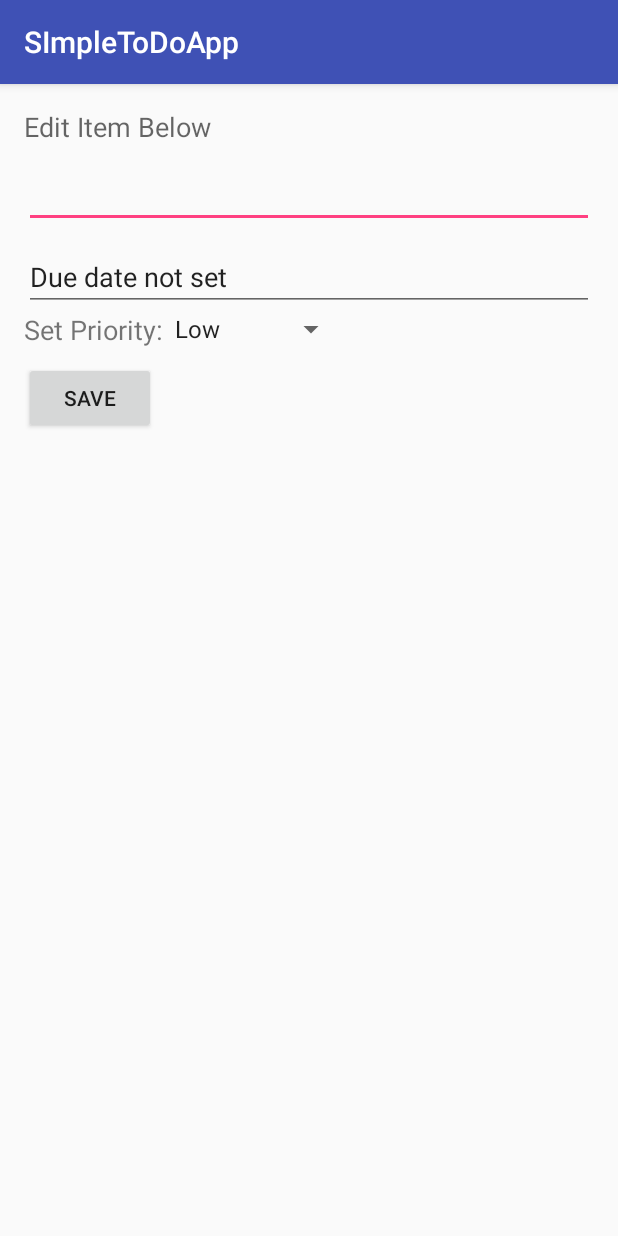
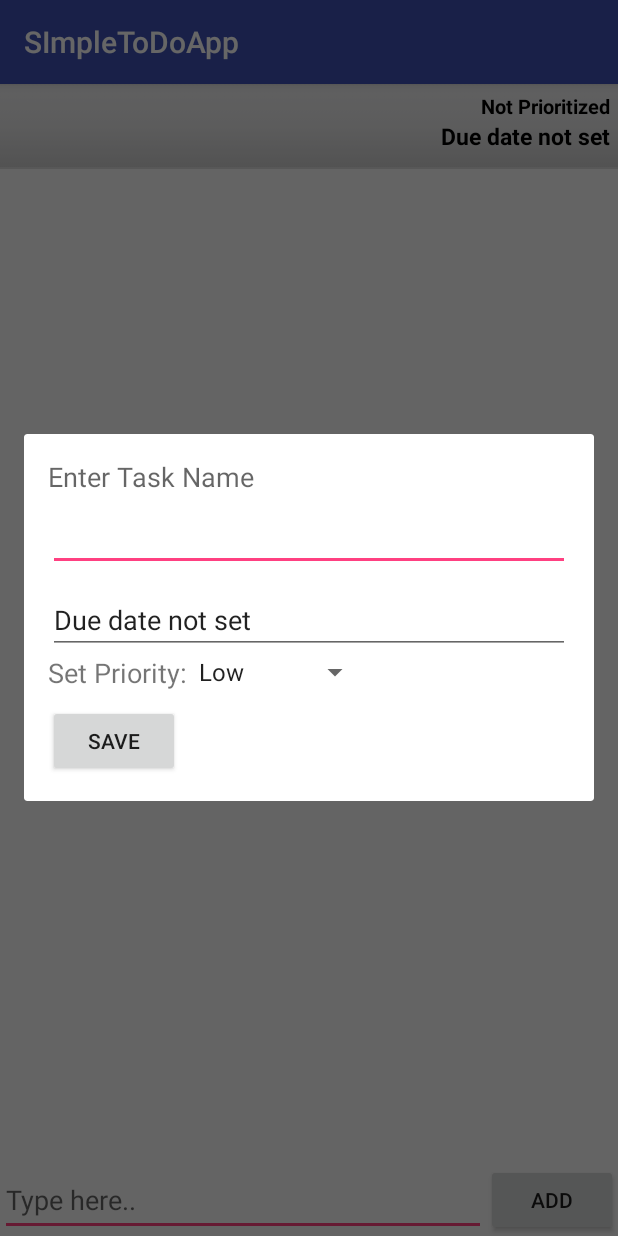
Before and after one commit to nirajpatel2402/Android-Bootcamp-ToDoApp, an Android app: the screen it shows after launch (EditItemActivity before the commit, MainActivity after it), after a tap on "Due date not set", on a phone screen of 412 x 824 dp. Run offline under Robolectric (Android 15) with nearby library versions, the phone set to English and light mode, and no system bars; 1 other tap on this screen came first.

Commit message:
Dialog Fragment Update

```diff
--- a/app/src/main/java/com/npatel/simpletodoapp/EditItemActivity.java
+++ b/app/src/main/java/com/npatel/simpletodoapp/EditItemActivity.java
@@ -99,7 +99,6 @@ public class EditItemActivity extends AppCompatActivity implements View.OnClickL
     @Override
     public void onClick(View v) {
         Intent i = new Intent();
-        String p;
         dbHelper.updateRecord(position, etTodo.getText().toString(), etDueDate.getText().toString(),String.valueOf(pList.getSelectedItemPosition()));
         setResult(200, i);
         finish();
--- /dev/null
+++ b/app/src/main/java/com/npatel/simpletodoapp/EditItemDialogFragment.java
@@ -0,0 +1,146 @@
+package com.npatel.simpletodoapp;
+
+import android.app.DatePickerDialog;
+import android.os.Bundle;
+import android.support.annotation.Nullable;
+import android.support.v4.app.DialogFragment;
+import android.view.KeyEvent;
+import android.view.LayoutInflater;
+import android.view.MotionEvent;
+import android.view.View;
+import android.view.ViewGroup;
+import android.view.WindowManager;
+import android.widget.AdapterView;
+import android.widget.ArrayAdapter;
+import android.widget.Button;
+import android.widget.DatePicker;
+import android.widget.EditText;
+import android.widget.Spinner;
+
+import java.util.ArrayList;
+import java.util.Calendar;
+import java.util.List;
+
+public class EditItemDialogFragment extends DialogFragment{
+
+    EditText etTodoName, etDueDate;
+    Button bSave;
+    Calendar calendar;
+    int year, month, day, position, id;
+    DbHelper dbHelper;
+    Spinner pList;
+    ArrayAdapter<String> dataAdapter;
+
+    public interface EditToDoListener {
+        void onFinishEditDialog(int position, int id, String todoName, String dueDate, String priority);
+    }
+
+
+    public EditItemDialogFragment() {
+
+    }
+
+    public static EditItemDialogFragment newInstance(String title, int position, int id, String todoName, String dueDate, String priority) {
+        EditItemDialogFragment frag = new EditItemDialogFragment();
+        Bundle args = new Bundle();
+        args.putString("title", title);
+        args.putString("todoName", todoName);
+        args.putInt("id", id);
+        args.putInt("position", position);
+        args.putString("dueDate", dueDate);
+        args.putString("priority", priority);
+        frag.setArguments(args);
+        return frag;
+    }
+
+    @Nullable
+    @Override
+    public View onCreateView(LayoutInflater inflater, @Nullable ViewGroup container, @Nullable Bundle savedInstanceState) {
+        return inflater.inflate(R.layout.activity_edit_item, container);
+    }
+
+    @Override
+    public void onViewCreated(View view, @Nullable Bundle savedInstanceState) {
+        super.onViewCreated(view, savedInstanceState);
+        etTodoName = (EditText) view.findViewById(R.id.editTodo);
+        bSave = (Button) view.findViewById(R.id.bEdit);
+        etDueDate = (EditText) view.findViewById(R.id.editDueDate);
+        dbHelper = new DbHelper(getActivity());
+        pList = (Spinner) view.findViewById(R.id.priority);
+
+        calendar = Calendar.getInstance();
+        year = calendar.get(Calendar.YEAR);
+        month = calendar.get(Calendar.MONTH);
+        day = calendar.get(Calendar.DAY_OF_MONTH);
+
+        List<String> categories = new ArrayList<>();
+        categories.add("High");
+        categories.add("Medium");
+        categories.add("Low");
+
+        String todoTitle = getArguments().getString("title", "Undefined");
+        String todoName = getArguments().getString("todoName", "Undefined");
+        String priority = getArguments().getString("priority", "Undefined");
+        String dueDate = getArguments().getString("dueDate", "Undefined");
+        getDialog().setTitle(todoTitle);
+        etDueDate.setText(dueDate);
+        id = getArguments().getInt("id");
+        position = getArguments().getInt("position");
+        dataAdapter = new ArrayAdapter<String>(getActivity(), android.R.layout.simple_spinner_item, categories);
+        dataAdapter.setDropDownViewResource(android.R.layout.simple_spinner_dropdown_item);
+        pList.setAdapter(dataAdapter);
+        if(priority.equals("0")){
+            pList.setSelection(0);
+        }else if(priority.equals("1")){
+            pList.setSelection(1);
+        }else if(priority.equals("2")){
+            pList.setSelection(2);
+        }else {
+            pList.setSelection(2);
+        }
+        dataAdapter.notifyDataSetChanged();
+        etTodoName.setText(todoName);
+        etDueDate.setOnTouchListener(new View.OnTouchListener() {
+            @Override
+            public boolean onTouch(View v, MotionEvent event) {
+                if(event.getAction() == MotionEvent.ACTION_DOWN){
+                    DatePickerDialog dp = new DatePickerDialog(getActivity(), myDateListener, year, month, day);
+                    dp.show();
+                }
+                return true;
+            }
+        });
+        bSave.setOnClickListener(new View.OnClickListener() {
+            @Override
+            public void onClick(View v) {
+                EditToDoListener listener = (EditToDoListener) getActivity();
+                dbHelper.updateRecord(id, etTodoName.getText().toString(), etDueDate.getText().toString(),String.valueOf(pList.getSelectedItemPosition()));
+                listener.onFinishEditDialog(position, id, etTodoName.getText().toString(), etDueDate.getText().toString(), String.valueOf(pList.getSelectedItemPosition()));
+                dismiss();
+            }
+        });
+        pList.setOnItemSelectedListener(new AdapterView.OnItemSelectedListener() {
+            @Override
+            public void onItemSelected(AdapterView<?> parent, View view, int position, long id) {
+                String item = parent.getItemAtPosition(position).toString();
+            }
+
+            @Override
+            public void onNothingSelected(AdapterView<?> parent) {
+
+            }
+        });
+
+//        getDialog().getWindow().setSoftInputMode(WindowManager.LayoutParams.SOFT_INPUT_STATE_VISIBLE);
+
+    }
+    public DatePickerDialog.OnDateSetListener myDateListener = new DatePickerDialog.OnDateSetListener() {
+        @Override
+        public void onDateSet(DatePicker arg0, int arg1, int arg2, int arg3) {
+            showDate(arg1, arg2+1, arg3);
+        }
+    };
+    private void showDate(int year, int month, int day) {
+        etDueDate.setText(new StringBuilder().append(month).append("/").append(day).append("/").append(year));
+    }
+}
--- a/app/src/main/java/com/npatel/simpletodoapp/MainActivity.java
+++ b/app/src/main/java/com/npatel/simpletodoapp/MainActivity.java
@@ -2,6 +2,7 @@ package com.npatel.simpletodoapp;
 
 import android.content.Context;
 import android.database.Cursor;
+import android.support.v4.app.FragmentManager;
 import android.support.v7.app.AppCompatActivity;
 import android.os.Bundle;
 
@@ -18,7 +19,7 @@ import com.npatel.simpletodoapp.model.ToDoModel;
 
 import java.util.ArrayList;
 
-public class MainActivity extends AppCompatActivity implements AdapterView.OnItemLongClickListener {
+public class MainActivity extends AppCompatActivity implements AdapterView.OnItemLongClickListener, EditItemDialogFragment.EditToDoListener{
 
     ArrayList<ToDoModel> items = new ArrayList<ToDoModel>();
     ToDoAdapter itemsAdapter;
@@ -41,16 +42,22 @@ public class MainActivity extends AppCompatActivity implements AdapterView.OnIte
         lvitems.setAdapter(itemsAdapter);
         lvitems.invalidate();
 
+
         lvitems.setOnItemLongClickListener(this);
         lvitems.setOnItemClickListener(new AdapterView.OnItemClickListener() {
             @Override
             public void onItemClick(AdapterView<?> parent, View view, int position, long id) {
-                Intent i = new Intent(MainActivity.this, EditItemActivity.class);
-                i.putExtra("position", items.get(position).getId());
-                i.putExtra("todoText", items.get(position).getName());
-                i.putExtra("dueDate", items.get(position).getDueDate());
-                i.putExtra("priority", items.get(position).getPriority());
-                startActivityForResult(i, REQUEST_CODE );
+//                Intent i = new Intent(MainActivity.this, EditItemActivity.class);
+//                i.putExtra("position", items.get(position).getId());
+//                i.putExtra("todoText", items.get(position).getName());
+//                i.putExtra("dueDate", items.get(position).getDueDate());
+//                i.putExtra("priority", items.get(position).getPriority());
+//                startActivityForResult(i, REQUEST_CODE );
+
+                FragmentManager fm = getSupportFragmentManager();
+                EditItemDialogFragment editNameDialogFragment = EditItemDialogFragment.newInstance("Edit ToDo",position, items.get(position).getId() ,items.get(position).getName(),items.get(position).getDueDate(), items.get(position).getPriority());
+                editNameDialogFragment.show(fm, "edit_todo");
+                onPause();
             }
         });
     }
@@ -76,7 +83,7 @@ public class MainActivity extends AppCompatActivity implements AdapterView.OnIte
     public boolean onItemLongClick(AdapterView<?> parent, View view, int position, long id) {
         deleteItem(items.get(position).getId());
         itemsAdapter.notifyDataSetChanged();
-        Toast.makeText(getApplicationContext(), "Item deleted", Toast.LENGTH_SHORT).show();
+            Toast.makeText(getApplicationContext(), "Item deleted", Toast.LENGTH_SHORT).show();
         return true;
     }
 
@@ -102,15 +109,21 @@ public class MainActivity extends AppCompatActivity implements AdapterView.OnIte
                 rs.close();
             }
         }
-
-//        if(items.size()==0){
-//            writeItems("write First item");
-//            writeItems("write Second item");
-//            readItems();
-//        }
-
     }
     public void writeItems(String toDo, String dueDate, String priority){
         dbHelper.writeData(toDo, dueDate, priority);
     }
+
+    @Override
+    public void onFinishEditDialog(int position, int id, String todoName, String dueDate, String priority) {
+//        System.out.println("todoName: "+todoName);
+//        System.out.println("dueDate: "+dueDate);
+//        System.out.println("priority: "+priority);
+//        System.out.println("id: "+id);
+//        items.get(position).setName(todoName);
+//        items.get(position).setDueDate(dueDate);
+//        items.get(position).setPriority(priority);
+        readItems();
+        itemsAdapter.notifyDataSetChanged();
+    }
 }
--- a/app/src/main/res/layout/activity_edit_item.xml
+++ b/app/src/main/res/layout/activity_edit_item.xml
@@ -12,7 +12,7 @@
         android:layout_width="wrap_content"
         android:layout_height="wrap_content"
         android:textAppearance="?android:attr/textAppearanceMedium"
-        android:text="Edit Item Below"
+        android:text="Enter Task Name"
         android:id="@+id/tvInstruct"
         android:layout_alignParentTop="true"
         android:layout_alignParentLeft="true"
@@ -25,7 +25,7 @@
         android:layout_below="@+id/tvInstruct"
         android:layout_alignParentLeft="true"
         android:layout_alignParentStart="true"
-        android:layout_marginTop="10dp"
+        android:layout_marginTop="5dp"
         android:layout_alignParentRight="true"
         android:layout_alignParentEnd="true" />
     <EditText
--- a/app/src/main/res/layout/activity_main.xml
+++ b/app/src/main/res/layout/activity_main.xml
@@ -19,6 +19,7 @@
         android:layout_width="wrap_content"
         android:layout_height="wrap_content"
         android:id="@+id/addText"
+        android:hint="Type here.."
         android:layout_alignBottom="@+id/addButton"
         android:layout_alignParentLeft="true"
         android:layout_alignParentStart="true"
```
Also changed, not shown: 1 other file.
